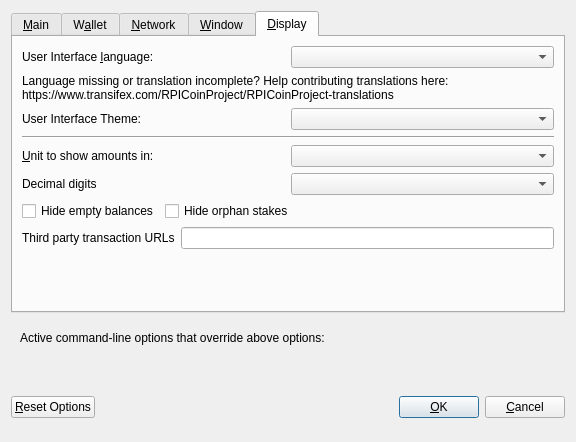
rpicoin/rpicore, file src/qt/forms/optionsdialog.ui: the form before one commit.
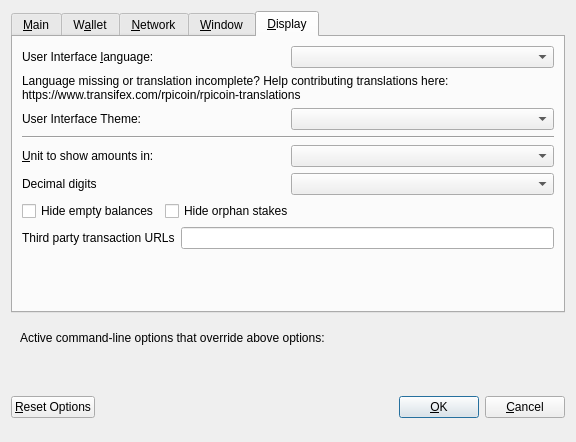
The form after the commit. Custom widgets are drawn as their Qt base class.

The edit to the form file:
```diff
--- a/src/qt/forms/optionsdialog.ui
+++ b/src/qt/forms/optionsdialog.ui
@@ -507,7 +507,7 @@
          </property>
          <property name="text">
           <string>Language missing or translation incomplete? Help contributing translations here:
-https://www.transifex.com/RPICoinProject/RPICoinProject-translations</string>
+https://www.transifex.com/rpicoin/rpicoin-translations</string>
          </property>
          <property name="wordWrap">
           <bool>true</bool>
```
Left out of the diff: 18 changed lines with no effect on the pictures.
